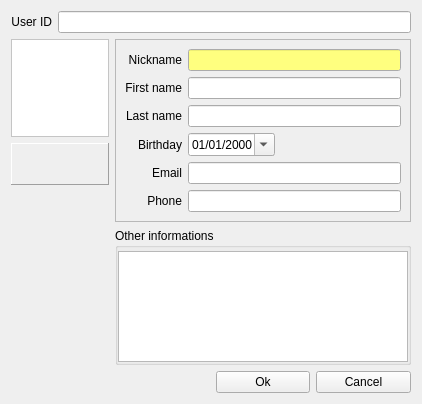
Before: the Qt Designer form src/GuiEditVCard.ui in hwgao/beebeep, drawn with Qt 5.
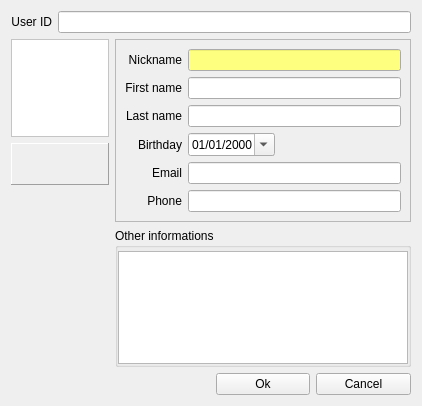
After: the same form once the commit is applied. Icons and pictures are not drawn.

Patch:
```diff
--- a/src/GuiEditVCard.ui
+++ b/src/GuiEditVCard.ui
@@ -7,7 +7,7 @@
     <x>0</x>
     <y>0</y>
     <width>422</width>
-    <height>404</height>
+    <height>406</height>
    </rect>
   </property>
   <property name="windowTitle">
```
Left out of the diff: 2 changed lines with no effect on the pictures.
